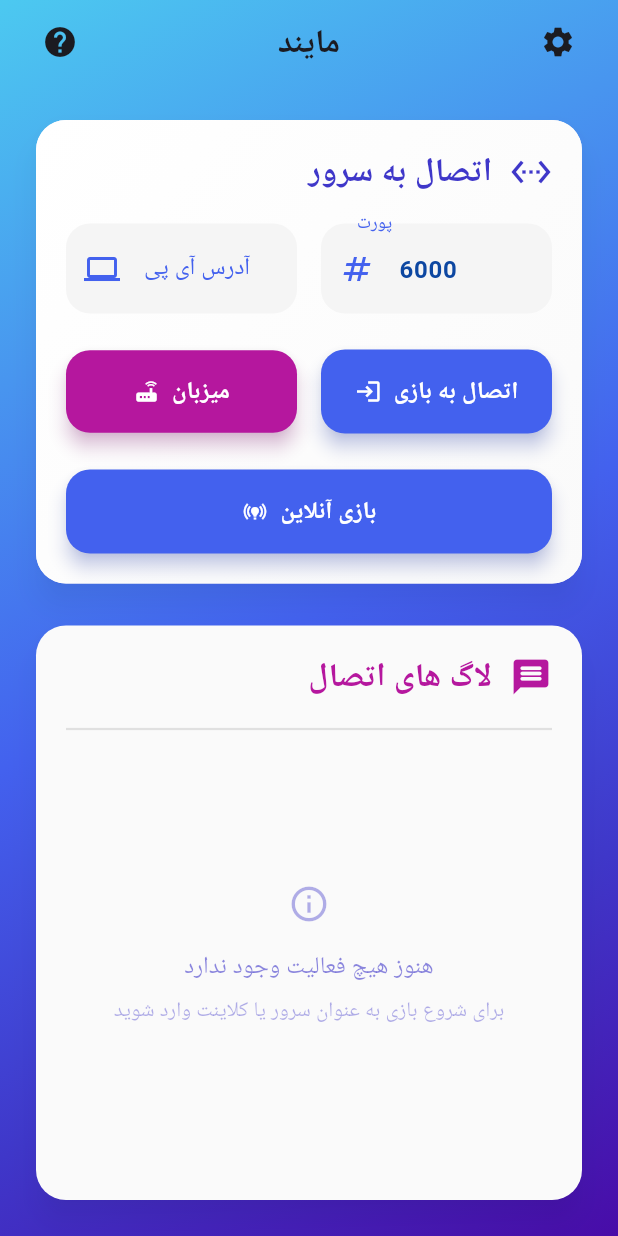
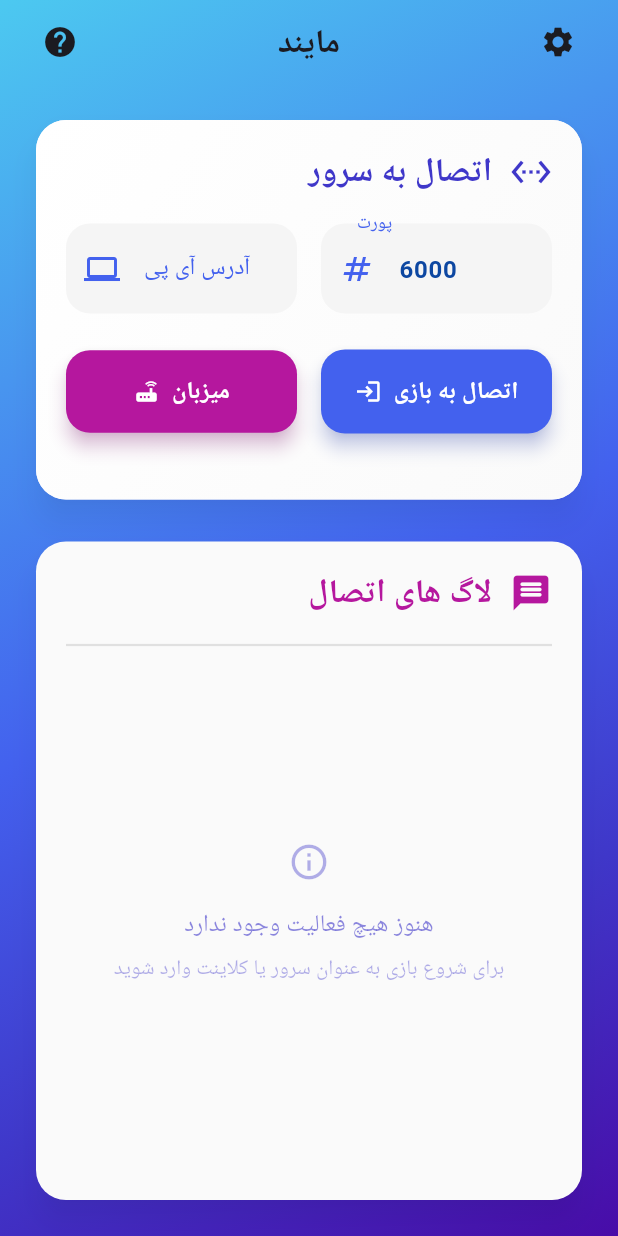
Before and after one commit to robogamer9849/flutter-the-mind, a Flutter app: the screen it shows after launch, on a phone screen of 412 x 824 dp. Run offline on Flutter 3.47's test engine with Material 3 defaults, Android fonts, the phone set to English and light mode, and no system bars; Roboto replaces fonts that are missing (Poppins); project files that could hold a hidden picture were left out.

Commit message:
hide something

```diff
--- a/lib/main.dart
+++ b/lib/main.dart
@@ -483,39 +483,39 @@ class _TcpPageState extends State<TcpPage> with SingleTickerProviderStateMixin {
                               ],
                             ),
                             const SizedBox(height: 24),
-                            Row(
-                              children: [
-                                Expanded(
-                                  child: ElevatedButton.icon(
-                                    onPressed: () {
-                                        ScaffoldMessenger.of(context).showSnackBar(
-                                          SnackBar(
-                                            content: Center(child: Text(isEn ? 'this is not working yet :( ' : ':( این هنوز کار نمیکنه')),                                        backgroundColor: lightBlue,
-                                            behavior: SnackBarBehavior.floating,
-                                            shape: RoundedRectangleBorder(borderRadius: BorderRadius.circular(10)),
-                                            margin: const EdgeInsets.all(10),
-                                          ),
-                                        );
-                                      },
-                                    style: ElevatedButton.styleFrom(
-                                      backgroundColor: indigoBlue,
-                                      foregroundColor: Colors.white,
-                                      padding: const EdgeInsets.symmetric(vertical: 16),
-                                      elevation: 5,
-                                      shadowColor: indigoBlue.withOpacity(0.5),
-                                    ),
-                                    icon: const Icon(Icons.online_prediction),
-                                    label: Text(
-                                      isEn ? 'online' : 'بازی آنلاین',
-                                      style: const TextStyle(
-                                        fontWeight: FontWeight.bold,
-                                        fontSize: 16,
-                                      ),
-                                    ),
-                                  ),
-                                ),
-                              ],
-                            )
+                            // Row(
+                            //   children: [
+                            //     Expanded(
+                            //       child: ElevatedButton.icon(
+                            //         onPressed: () {
+                            //             ScaffoldMessenger.of(context).showSnackBar(
+                            //               SnackBar(
+                            //                 content: Center(child: Text(isEn ? 'this is not working yet :( ' : ':( این هنوز کار نمیکنه')),                                        backgroundColor: lightBlue,
+                            //                 behavior: SnackBarBehavior.floating,
+                            //                 shape: RoundedRectangleBorder(borderRadius: BorderRadius.circular(10)),
+                            //                 margin: const EdgeInsets.all(10),
+                            //               ),
+                            //             );
+                            //           },
+                            //         style: ElevatedButton.styleFrom(
+                            //           backgroundColor: indigoBlue,
+                            //           foregroundColor: Colors.white,
+                            //           padding: const EdgeInsets.symmetric(vertical: 16),
+                            //           elevation: 5,
+                            //           shadowColor: indigoBlue.withOpacity(0.5),
+                            //         ),
+                            //         icon: const Icon(Icons.online_prediction),
+                            //         label: Text(
+                            //           isEn ? 'online' : 'بازی آنلاین',
+                            //           style: const TextStyle(
+                            //             fontWeight: FontWeight.bold,
+                            //             fontSize: 16,
+                            //           ),
+                            //         ),
+                            //       ),
+                            //     ),
+                            //   ],
+                            // )
                           ],
                         ),
                       ),
--- a/pubspec.yaml
+++ b/pubspec.yaml
@@ -16,7 +16,7 @@ publish_to: 'none' # Remove this line if you wish to publish to pub.dev
 # https://developer.apple.com/library/archive/documentation/General/Reference/InfoPlistKeyReference/Articles/CoreFoundationKeys.html
 # In Windows, build-name is used as the major, minor, and patch parts
 # of the product and file versions while build-number is used as the build suffix.
-version: 1.1.0+1
+version: 1.2.0+1
 
 environment:
   sdk: ^3.5.4
```
